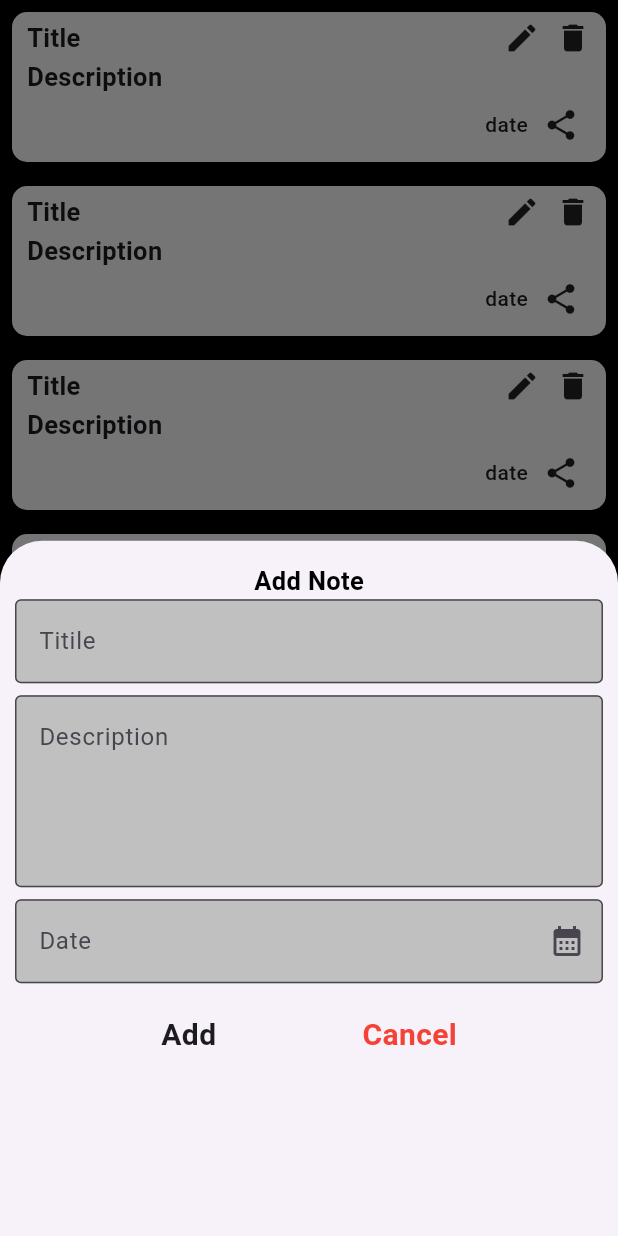
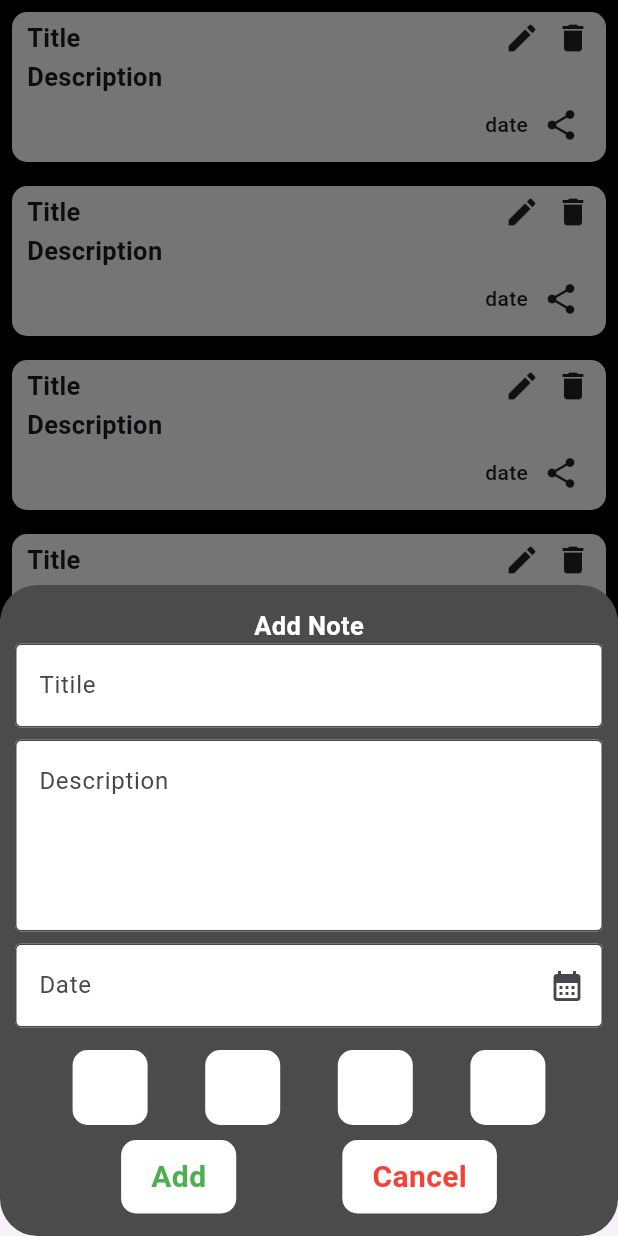
Before and after one commit to MahadevBiniraj/Flutter_notesapplication, a Flutter app: the screen it shows after launch, after a tap on the "add" icon, on a phone screen of 412 x 824 dp. Run offline on Flutter 3.47's test engine with Material 3 defaults, Android fonts, the light colour scheme and no system bars.

Commit message:
changes updated

```diff
--- a/lib/view/note_screen/note_screen.dart
+++ b/lib/view/note_screen/note_screen.dart
@@ -1,6 +1,7 @@
 import 'dart:ui';
 
 import 'package:flutter/material.dart';
+import 'package:flutter/rendering.dart';
 import 'package:flutter/widgets.dart';
 import 'package:notesapplication/view/note_screen/widgets/notecard.dart';
 
@@ -20,10 +21,18 @@ class _NotescreenState extends State<Notescreen> {
             showModalBottomSheet(
               context: context,
               builder: (context) => Container(
+                decoration: BoxDecoration(
+                  borderRadius: BorderRadius.circular(25),
+                  color: Color(0xff4b4b4b),
+                ),
                 padding: EdgeInsets.symmetric(
                   horizontal: 10,
                   vertical: 15,
                 ),
+                child: Padding(
+                  padding: EdgeInsets.only(
+                      bottom: MediaQuery.of(context).viewInsets.bottom),
+                  child: SingleChildScrollView(
                     child: Column(
                       children: [
                         Text(
@@ -31,22 +40,22 @@ class _NotescreenState extends State<Notescreen> {
                           style: TextStyle(
                               fontSize: 17,
                               fontWeight: FontWeight.w700,
-                          color: Colors.black),
+                              color: Colors.white),
                         ),
-                    TextField(
+                        TextFormField(
                           decoration: InputDecoration(
                               border: OutlineInputBorder(),
-                          fillColor: Color(0xffc0c0c0),
+                              fillColor: Colors.white,
                               filled: true,
                               hintText: "Titile"),
                         ),
                         SizedBox(
                           height: 8,
                         ),
-                    TextField(
+                        TextFormField(
                           decoration: InputDecoration(
                               border: OutlineInputBorder(),
-                          fillColor: Color(0xffc0c0c0),
+                              fillColor: Colors.white,
                               filled: true,
                               hintText: "Description"),
                           maxLines: 4,
@@ -54,28 +63,64 @@ class _NotescreenState extends State<Notescreen> {
                         SizedBox(
                           height: 8,
                         ),
-                    TextField(
+                        TextFormField(
                           decoration: InputDecoration(
                               suffixIcon: Icon(Icons.calendar_month),
                               border: OutlineInputBorder(),
-                          fillColor: Color(0xffc0c0c0),
+                              fillColor: Colors.white,
                               filled: true,
                               hintText: "Date"),
                         ),
                         SizedBox(
-                      height: 20,
+                          height: 15,
+                        ),
+                        Row(
+                          mainAxisAlignment: MainAxisAlignment.spaceEvenly,
+                          children: List.generate(
+                              4,
+                              (index) => Container(
+                                    height: 50,
+                                    width: 50,
+                                    decoration: BoxDecoration(
+                                        borderRadius: BorderRadius.circular(10),
+                                        color: Colors.white),
+                                  )),
+                        ),
+                        SizedBox(
+                          height: 10,
                         ),
                         Row(
                           mainAxisAlignment: MainAxisAlignment.spaceEvenly,
                           children: [
                             Container(
+                              decoration: BoxDecoration(
+                                borderRadius: BorderRadius.circular(10),
+                                color: Colors.white,
+                              ),
+                              padding: EdgeInsets.symmetric(
+                                  horizontal: 20, vertical: 10),
+                              child: Center(
                                 child: Text(
                                   "Add",
                                   style: TextStyle(
-                                fontSize: 20, fontWeight: FontWeight.w600),
+                                      fontSize: 20,
+                                      fontWeight: FontWeight.w600,
+                                      color: Colors.green),
                                 ),
                               ),
-                        Container(
+                            ),
+                            InkWell(
+                              onTap: () {
+                                Navigator.pop(context);
+                              },
+                              child: Container(
+                                padding: EdgeInsets.symmetric(
+                                    horizontal: 20, vertical: 10),
+                                decoration: BoxDecoration(
+                                  borderRadius: BorderRadius.circular(10),
+                                  color: Colors.white,
+                                ),
+                                child: Center(
                                   child: Text(
                                     "Cancel",
                                     style: TextStyle(
@@ -84,16 +129,19 @@ class _NotescreenState extends State<Notescreen> {
                                         color: Colors.red),
                                   ),
                                 ),
+                              ),
+                            )
                           ],
                         )
                       ],
+                    ),
+                  ),
                 ),
               ),
             );
           },
           child: Icon(Icons.add),
         ),
-        resizeToAvoidBottomInset: false,
         backgroundColor: Colors.black,
         body: ListView.builder(
           itemCount: 10,
```
Lines whose indentation alone changed are shown as unchanged.
